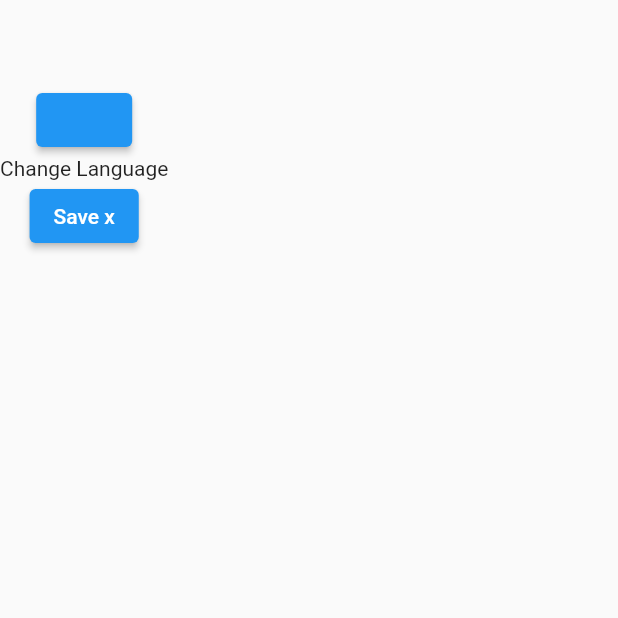
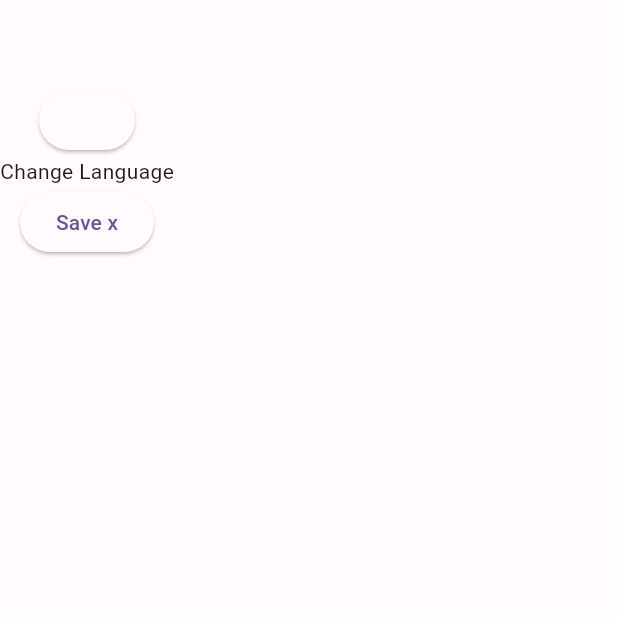
Before and after one commit to HasanBaskurt/architecture-template, a Flutter app: the screen it shows after launch, on a phone screen of 412 x 824 dp, the top half of it. Run offline on Flutter 3.47's test engine with Material 2 defaults, Android fonts, the phone set to English and light mode, and no system bars; our stand-ins replace easy_localization, envied, google_fonts, logger; missing offline and left inert: easy_logger, kartal; generated files the repository leaves out were written again.

Commit message:
Added Custom Theme

```diff
--- a/architecture_template/lib/main.dart
+++ b/architecture_template/lib/main.dart
@@ -1,6 +1,9 @@
 import 'package:architecture_template/feature/home/view/home_view.dart';
 import 'package:architecture_template/product/init/application_initialize.dart';
 import 'package:architecture_template/product/init/product_localization.dart';
+import 'package:architecture_template/product/init/theme/custom_color_scheme.dart';
+import 'package:architecture_template/product/init/theme/custom_dark_theme.dart';
+import 'package:architecture_template/product/init/theme/custom_light_theme.dart';
 import 'package:easy_localization/easy_localization.dart';
 import 'package:flutter/material.dart';
 
@@ -15,6 +18,9 @@ class MyApp extends StatelessWidget {
   @override
   Widget build(BuildContext context) {
     return MaterialApp(
+        theme: CustomLightTheme().themeData,
+        darkTheme: CustomDarkTheme().themeData,
+        themeMode: ThemeMode.light,
         localizationsDelegates: context.localizationDelegates,
         supportedLocales: context.supportedLocales,
         locale: context.locale,
--- /dev/null
+++ b/architecture_template/lib/product/init/theme/custom_color_scheme.dart
@@ -0,0 +1,77 @@
+import 'package:flutter/material.dart';
+
+// Project Custom Colors
+final class CustomColorScheme {
+  CustomColorScheme._();
+
+  // Light color scheme set
+  static const lightColorScheme = ColorScheme(
+    brightness: Brightness.light,
+    primary: Color(0xFF6750A4),
+    onPrimary: Color(0xFFFFFFFF),
+    primaryContainer: Color(0xFFEADDFF),
+    onPrimaryContainer: Color(0xFF21005D),
+    secondary: Color(0xFF625B71),
+    onSecondary: Color(0xFFFFFFFF),
+    secondaryContainer: Color(0xFFE8DEF8),
+    onSecondaryContainer: Color(0xFF1D192B),
+    tertiary: Color(0xFF7D5260),
+    onTertiary: Color(0xFFFFFFFF),
+    tertiaryContainer: Color(0xFFFFD8E4),
+    onTertiaryContainer: Color(0xFF31111D),
+    error: Color(0xFFB3261E),
+    onError: Color(0xFFFFFFFF),
+    errorContainer: Color(0xFFF9DEDC),
+    onErrorContainer: Color(0xFF410E0B),
+    outline: Color(0xFF79747E),
+    background: Color(0xFFFFFBFE),
+    onBackground: Color(0xFF1C1B1F),
+    surface: Color(0xFFFFFBFE),
+    onSurface: Color(0xFF1C1B1F),
+    surfaceVariant: Color(0xFFE7E0EC),
+    onSurfaceVariant: Color(0xFF49454F),
+    inverseSurface: Color(0xFF313033),
+    onInverseSurface: Color(0xFFF4EFF4),
+    inversePrimary: Color(0xFFD0BCFF),
+    shadow: Color(0xFF000000),
+    surfaceTint: Color(0xFF6750A4),
+    outlineVariant: Color(0xFFCAC4D0),
+    scrim: Color(0xFF000000),
+  );
+
+  // Dark color scheme set
+
+  static const darkColorScheme = ColorScheme(
+    brightness: Brightness.dark,
+    primary: Color(0xFFD0BCFF),
+    onPrimary: Color(0xFF381E72),
+    primaryContainer: Color(0xFF4F378B),
+    onPrimaryContainer: Color(0xFFEADDFF),
+    secondary: Color(0xFFCCC2DC),
+    onSecondary: Color(0xFF332D41),
+    secondaryContainer: Color(0xFF4A4458),
+    onSecondaryContainer: Color(0xFFE8DEF8),
+    tertiary: Color(0xFFEFB8C8),
+    onTertiary: Color(0xFF492532),
+    tertiaryContainer: Color(0xFF633B48),
+    onTertiaryContainer: Color(0xFFFFD8E4),
+    error: Color(0xFFF2B8B5),
+    onError: Color(0xFF601410),
+    errorContainer: Color(0xFF8C1D18),
+    onErrorContainer: Color(0xFFF9DEDC),
+    outline: Color(0xFF938F99),
+    background: Color(0xFF1C1B1F),
+    onBackground: Color(0xFFE6E1E5),
+    surface: Color(0xFF1C1B1F),
+    onSurface: Color(0xFFE6E1E5),
+    surfaceVariant: Color(0xFF49454F),
+    onSurfaceVariant: Color(0xFFCAC4D0),
+    inverseSurface: Color(0xFFE6E1E5),
+    onInverseSurface: Color(0xFF313033),
+    inversePrimary: Color(0xFF6750A4),
+    shadow: Color(0xFF000000),
+    surfaceTint: Color(0xFFD0BCFF),
+    outlineVariant: Color(0xFF49454F),
+    scrim: Color(0xFF000000),
+  );
+}
--- /dev/null
+++ b/architecture_template/lib/product/init/theme/custom_dark_theme.dart
@@ -0,0 +1,19 @@
+import 'package:architecture_template/product/init/theme/custom_color_scheme.dart';
+import 'package:architecture_template/product/init/theme/custom_theme.dart';
+import 'package:flutter/material.dart';
+import 'package:google_fonts/google_fonts.dart';
+
+//Custom Dark Theme For Project Design
+final class CustomDarkTheme extends CustomTheme {
+  // TODO : change to initialize ThemeData instead of computed
+  ThemeData get themeData => ThemeData(
+        useMaterial3: true,
+        fontFamily: GoogleFonts.roboto().fontFamily,
+        colorScheme: CustomColorScheme.darkColorScheme,
+        floatingActionButtonTheme: floatingActionButtonThemeData,
+      );
+
+  @override
+  FloatingActionButtonThemeData get floatingActionButtonThemeData =>
+      const FloatingActionButtonThemeData();
+}
--- /dev/null
+++ b/architecture_template/lib/product/init/theme/custom_light_theme.dart
@@ -0,0 +1,19 @@
+import 'package:architecture_template/product/init/theme/custom_color_scheme.dart';
+import 'package:architecture_template/product/init/theme/custom_theme.dart';
+import 'package:flutter/material.dart';
+import 'package:google_fonts/google_fonts.dart';
+
+//Custom Light Theme For Project Design
+final class CustomLightTheme extends CustomTheme {
+  // TODO : change to initialize ThemeData instead of computed
+  ThemeData get themeData => ThemeData(
+        useMaterial3: true,
+        fontFamily: GoogleFonts.roboto().fontFamily,
+        colorScheme: CustomColorScheme.lightColorScheme,
+        floatingActionButtonTheme: floatingActionButtonThemeData,
+      );
+
+  @override
+  FloatingActionButtonThemeData get floatingActionButtonThemeData =>
+      const FloatingActionButtonThemeData();
+}
--- /dev/null
+++ b/architecture_template/lib/product/init/theme/custom_theme.dart
@@ -0,0 +1,6 @@
+import 'package:flutter/material.dart';
+
+abstract class CustomTheme {
+  ThemeData get themeData;
+  FloatingActionButtonThemeData get floatingActionButtonThemeData;
+}
--- /dev/null
+++ b/architecture_template/lib/product/init/theme/index.dart
@@ -0,0 +1,4 @@
+export 'custom_color_scheme.dart';
+export 'custom_dark_theme.dart';
+export 'custom_light_theme.dart';
+export 'custom_theme.dart';
--- a/architecture_template/pubspec.yaml
+++ b/architecture_template/pubspec.yaml
@@ -37,6 +37,7 @@ dependencies:
   easy_logger: ^0.0.2
   logger: ^2.0.2+1
   kartal: ^3.5.0
+  google_fonts: ^6.1.0
 
 
 dev_dependencies:
```
Also changed, not shown: architecture_template/documantation/theme_style.png (added), architecture_template/pubspec.lock.
